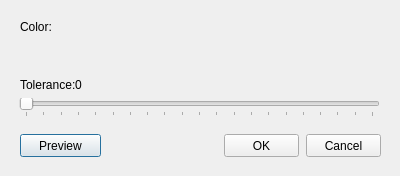
Above: src/transparentdialog.ui from PhotoFlare/photoflare before the change. Below: the same form after it.
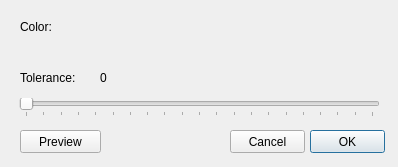
That is the form after the change.

Diff of the .ui file:
```diff
--- a/src/transparentdialog.ui
+++ b/src/transparentdialog.ui
@@ -6,8 +6,8 @@
    <rect>
     <x>0</x>
     <y>0</y>
-    <width>400</width>
-    <height>176</height>
+    <width>398</width>
+    <height>167</height>
    </rect>
   </property>
   <property name="windowTitle">
@@ -22,6 +22,9 @@
      <height>19</height>
     </rect>
    </property>
+   <property name="focusPolicy">
+    <enum>Qt::NoFocus</enum>
+   </property>
    <property name="maximum">
     <number>100</number>
    </property>
@@ -39,8 +42,8 @@
    <property name="geometry">
     <rect>
      <x>20</x>
-     <y>77</y>
-     <width>61</width>
+     <y>70</y>
+     <width>71</width>
      <height>16</height>
     </rect>
    </property>
@@ -51,8 +54,8 @@
   <widget class="QLabel" name="toleranceValue">
    <property name="geometry">
     <rect>
-     <x>75</x>
-     <y>77</y>
+     <x>100</x>
+     <y>70</y>
      <width>31</width>
      <height>16</height>
     </rect>
@@ -94,11 +97,14 @@
    <property name="geometry">
     <rect>
      <x>20</x>
-     <y>134</y>
+     <y>130</y>
      <width>81</width>
      <height>23</height>
     </rect>
    </property>
+   <property name="focusPolicy">
+    <enum>Qt::NoFocus</enum>
+   </property>
    <property name="text">
     <string>Preview</string>
    </property>
@@ -106,8 +112,8 @@
   <widget class="QPushButton" name="pushButton_2">
    <property name="geometry">
     <rect>
-     <x>224</x>
-     <y>134</y>
+     <x>310</x>
+     <y>130</y>
      <width>75</width>
      <height>23</height>
     </rect>
@@ -119,8 +125,8 @@
   <widget class="QPushButton" name="pushButton_3">
    <property name="geometry">
     <rect>
-     <x>306</x>
-     <y>134</y>
+     <x>230</x>
+     <y>130</y>
      <width>75</width>
      <height>23</height>
     </rect>
```
